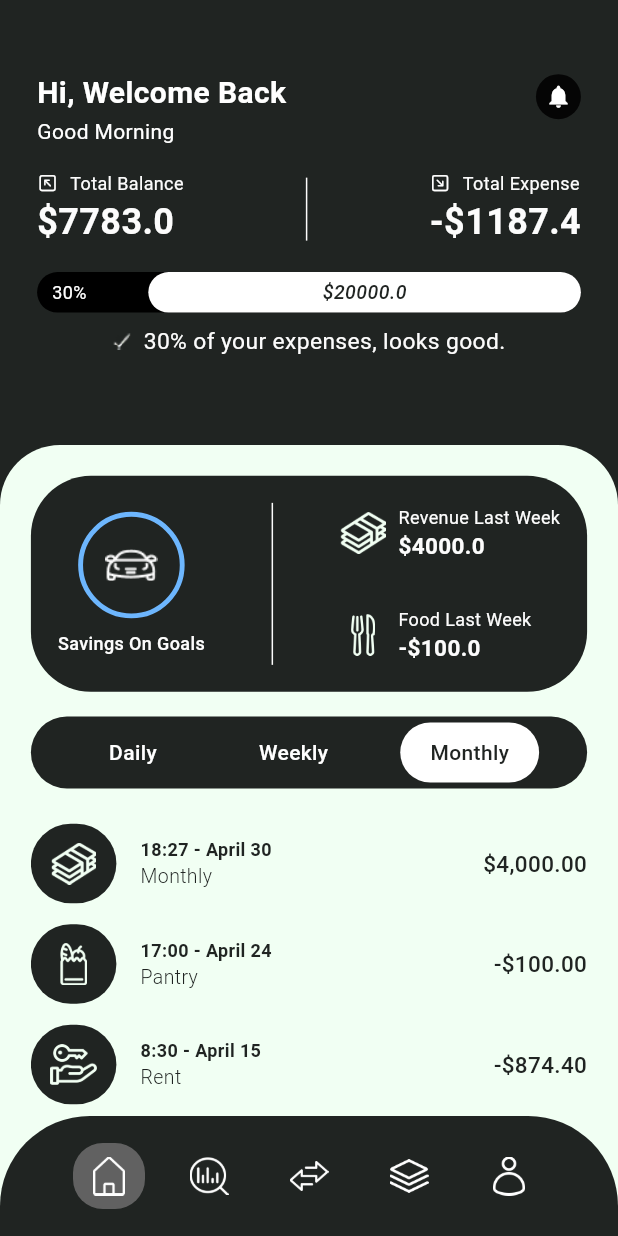
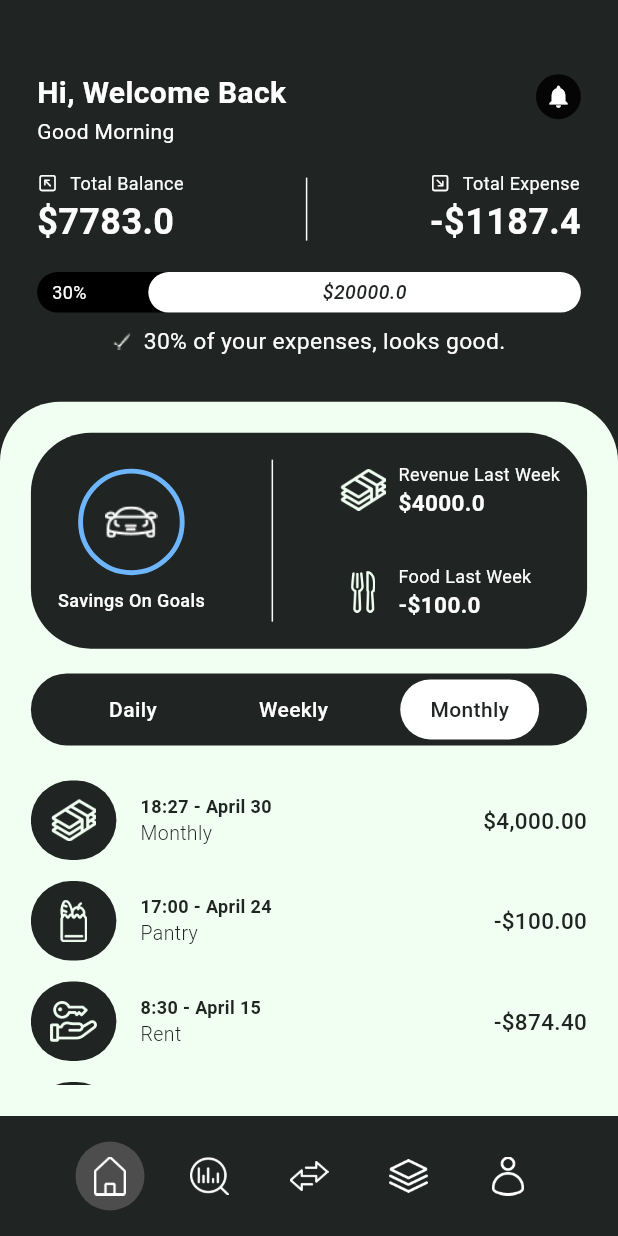
Before and after one commit to dyeafsnsein/SBMA, a Flutter app: the screen it shows after launch, on a phone screen of 412 x 824 dp. Run offline on Flutter 3.47's test engine with Material 3 defaults, Android fonts, the light colour scheme and no system bars; our stand-ins replace auto_route, fl_chart; Roboto replaces fonts that are missing (League Spartan, Poppins).

Commit message:
Add auto_route package and implement routing for login, signup, and main container screens

```diff
--- /dev/null
+++ b/lib/Route/app_router.dart
@@ -0,0 +1,38 @@
+import 'package:auto_route/auto_route.dart';
+import '../Screens/home/views/Home.dart';
+import '../Screens/analysis/views/Analysis.dart';
+import '../Screens/transactions/views/transaction.dart';
+import '../Screens/categories/views/categories.dart';
+import '../Screens/login/views/login.dart';
+import '../Screens/signup/views/signup.dart';
+import '../Screens/login/views/forgot_password.dart';
+import '../Screens/quick_analysis/views/QuickAnalysis.dart';
+import '../Screens/calendar/views/Calendar.dart';
+import '../Screens/notification/views/Notification.dart';
+import '../Screens/search/views/Search.dart';
+import '../shared_components/main_container.dart';
+
+part 'app_router.gr.dart';
+
+@AutoRouterConfig(replaceInRouteName: 'Page,Route')
+class AppRouter extends RootStackRouter {
+  AppRouter({super.navigatorKey});
+
+  @override
+  List<AutoRoute> get routes => [
+        AutoRoute(
+          path: '/',
+          page: MainContainerRoute.page,
+          initial: true,
+          children: [
+            AutoRoute(path: 'home', page: HomeRoute.page),
+            AutoRoute(path: 'analysis', page: AnalysisRoute.page),
+            AutoRoute(path: 'transactions', page: TransactionsRoute.page),
+          ],
+        ),
+        AutoRoute(path: '/login', page: LoginRoute.page),
+        AutoRoute(path: '/signup', page: SignupRoute.page),
+        AutoRoute(path: '/forgot-password', page: ForgotPasswordRoute.page),
+        AutoRoute(path: '/quick-analysis', page: QuickAnalysisRoute.page),
+      ];
+}
--- a/lib/Screens/calendar/views/Calendar.dart
+++ b/lib/Screens/calendar/views/Calendar.dart
@@ -1,9 +1,11 @@
 import 'package:flutter/material.dart';
 import 'package:flutter/services.dart';
+import 'package:auto_route/auto_route.dart';
 import '../../../shared_components/bottom_nav_bar.dart';
 import '../../../shared_components/transaction_list.dart';
-import '../../../shared_components/CalenderPieChart.dart'; // Import the CategoryPieChart
+import '../../../shared_components/CalenderPieChart.dart';
 
+@RoutePage()
 class CalendarPage extends StatefulWidget {
 const CalendarPage({Key? key}) : super(key: key);
 
@@ -27,9 +29,9 @@ class _CalendarPageState extends State<CalendarPage> {
 
 final List<String> _years = ['2023', '2024', '2025', '2026', '2027'];
 
-  String _selectedMonth = 'April';
-  String _selectedYear = '2023';
-  int _selectedDay = 24;
+String _selectedMonth = 'March';
+String _selectedYear = '2025';
+int _selectedDay = 11;
 bool _showSpends = true;
 
 // For TransactionList
@@ -37,14 +39,14 @@ class _CalendarPageState extends State<CalendarPage> {
 {
 'icon': 'lib/assets/Pantry.png',
 'title': 'Groceries',
-      'time': '17:00 - April 24',
+'time': '17:00 - March 11',
 'category': 'Pantry',
 'amount': '-\$100,00',
 },
 {
 'icon': 'lib/assets/Salary.png',
 'title': 'Others',
-      'time': '17:00 - April 24',
+'time': '17:00 - March 11',
 'category': 'Payments',
 'amount': '\$120,00',
 },
@@ -243,6 +245,9 @@ class _CalendarPageState extends State<CalendarPage> {
               child: BottomNavBar(
                 iconPaths: _iconPaths,
                 selectedIndex: 1,
+                onTap: (index) {
+                  // This will be handled by the AutoTabsRouter in MainContainer
+                },
               ),
             ),
           ],
@@ -306,7 +311,7 @@ class _CalendarPageState extends State<CalendarPage> {
             crossAxisCount: 7,
             childAspectRatio: 1.0,
           ),
-          itemCount: 31, // April has 30 days, but we'll show 31 for simplicity
+          itemCount: 31, // March has 31 days
           itemBuilder: (context, index) {
             final day = index + 1;
             final isSelected = day == _selectedDay;
@@ -341,4 +346,5 @@ class _CalendarPageState extends State<CalendarPage> {
       ],
     );
     }
+
 }
--- a/lib/Screens/home/views/Home.dart
+++ b/lib/Screens/home/views/Home.dart
@@ -1,32 +1,26 @@
 import 'package:flutter/material.dart';
 import 'package:flutter/services.dart';
+import 'package:auto_route/auto_route.dart';
 import 'components/header.dart';
 import '../../../shared_components/balance_overview.dart';
 import '../../../shared_components/progress_bar.dart';
 import 'components/goal_overview.dart';
 import 'components/period_selector.dart';
 import '../../../shared_components/transaction_list.dart';
-import '../../../shared_components/bottom_nav_bar.dart';
-import '../../notification/views/Notification.dart';
 import '../../quick_analysis/views/QuickAnalysis.dart';
 
-class Home extends StatefulWidget {
-  const Home({Key? key}) : super(key: key);
+@RoutePage()
+class HomePage extends StatefulWidget {
+const HomePage({Key? key}) : super(key: key);
 
 @override
-  State<Home> createState() => _HomeState();
+State<HomePage> createState() => _HomeState();
 }
 
-class _HomeState extends State<Home> {
+class _HomeState extends State<HomePage> {
 int _selectedPeriodIndex = 2;
 
-  final List<String> _iconPaths = [
-    'lib/assets/Home.png',
-    'lib/assets/Analysis.png',
-    'lib/assets/Transactions.png',
-    'lib/assets/Categories.png',
-    'lib/assets/Profile.png',
-  ];
+
 
 final List<String> _periods = ['Daily', 'Weekly', 'Monthly'];
 
@@ -83,7 +77,7 @@ class _HomeState extends State<Home> {
 
 @override
 Widget build(BuildContext context) {
-    final screenHeight = MediaQuery.of(context).size.height ;
+final screenHeight = MediaQuery.of(context).size.height;
 final screenWidth = MediaQuery.of(context).size.width;
 
     return AnnotatedRegion<SystemUiOverlayStyle>(
@@ -111,12 +105,8 @@ class _HomeState extends State<Home> {
                         children: [
                           Header(
                             onNotificationTap: () {
-                              Navigator.push(
-                                context,
-                                MaterialPageRoute(
-                                  builder: (context) => NotificationPage(),
-                                ),
-                              );
+
+
                             },
                           ),
                           SizedBox(height: screenHeight * 0.02),
@@ -174,7 +164,7 @@ class _HomeState extends State<Home> {
                               Navigator.push(
                                 context,
                                 MaterialPageRoute(
-                                  builder: (context) => QuickAnalysis(),
+                                  builder: (context) => QuickAnalysisPage(),
                                 ),
                               );
                             },
@@ -196,16 +186,11 @@ class _HomeState extends State<Home> {
                 ),
               ],
             ),
-            Align(
-              alignment: Alignment.bottomCenter,
-              child: BottomNavBar(
-                iconPaths: _iconPaths,
-                selectedIndex: 0, // Home page index
-              ),
-            ),
+
           ],
         ),
       ),
     );
     }
+
 }
--- a/lib/Screens/login/views/LoginPage.dart
+++ b/lib/Screens/login/views/LoginPage.dart
@@ -64,7 +64,7 @@ class _LaunchPageState extends State<LaunchPage> {
                   // Navigate to the LoginPage
                   Navigator.push(
                     context,
-                    MaterialPageRoute(builder: (context) =>  const Login()),
+                    MaterialPageRoute(builder: (context) =>  const LoginPage()),
                   );
                 },
                 onTapCancel: () {
@@ -104,7 +104,7 @@ class _LaunchPageState extends State<LaunchPage> {
                   });
                   Navigator.push(
                     context,
-                    MaterialPageRoute(builder: (context) =>  const Signup()),
+                    MaterialPageRoute(builder: (context) =>  const SignupPage()),
                   );
                   // Add your signup functionality here
                 },
--- a/lib/Screens/login/views/forgot_password.dart
+++ b/lib/Screens/login/views/forgot_password.dart
@@ -1,8 +1,10 @@
 import 'package:flutter/material.dart';
 import '../../security/views/SecurityPin.dart';
+import 'package:auto_route/auto_route.dart';
 
-class ForgotPassword extends StatelessWidget {
-  const ForgotPassword({Key? key}) : super(key: key);
+@RoutePage()
+class ForgotPasswordPage extends StatelessWidget {
+  const ForgotPasswordPage({Key? key}) : super(key: key);
 
   @override
   Widget build(BuildContext context) {
--- a/lib/Screens/notification/views/Notification.dart
+++ b/lib/Screens/notification/views/Notification.dart
@@ -1,6 +1,9 @@
 import 'package:flutter/material.dart';
 import 'package:flutter/services.dart';
 import '../../../shared_components/bottom_nav_bar.dart';
+import 'package:auto_route/auto_route.dart';
+
+@RoutePage()
 
 class NotificationPage extends StatefulWidget {
   const NotificationPage({Key? key}) : super(key: key);
@@ -178,6 +181,9 @@ class _NotificationPageState extends State<NotificationPage> {
               child: BottomNavBar(
                 iconPaths: _iconPaths,
                 selectedIndex: -1, // Set to -1 to show no selection
+                onTap: (index) {
+                  // Handle tap event
+                },
               ),
             ),
           ],
--- a/lib/Screens/password/views/NewPassword.dart
+++ b/lib/Screens/password/views/NewPassword.dart
@@ -1,14 +1,14 @@
 import 'package:flutter/material.dart';
 import '../../login/views/PasswordChanged.dart';
 
-class NewPasswordWidget extends StatefulWidget {
-  const NewPasswordWidget({Key? key}) : super(key: key);
+class ForgotPasswordPage extends StatefulWidget {
+  const ForgotPasswordPage({Key? key}) : super(key: key);
 
   @override
   _NewPasswordWidgetState createState() => _NewPasswordWidgetState();
 }
 
-class _NewPasswordWidgetState extends State<NewPasswordWidget> {
+class _NewPasswordWidgetState extends State<ForgotPasswordPage> {
   bool _isPasswordVisible = false;
   bool _isConfirmPasswordVisible = false;
 
--- a/lib/Screens/search/views/Search.dart
+++ b/lib/Screens/search/views/Search.dart
@@ -1,5 +1,8 @@
 import 'package:flutter/material.dart';
 import '../../../shared_components/bottom_nav_bar.dart';
+import 'package:auto_route/auto_route.dart';
+
+@RoutePage()
 
 class SearchPage extends StatefulWidget {
   const SearchPage({Key? key}) : super(key: key);
@@ -323,6 +326,9 @@ class _SearchPageState extends State<SearchPage> {
             child: BottomNavBar(
               iconPaths: _iconPaths,
               selectedIndex: 1,
+              onTap: (index) {
+                // Handle navigation tap
+              },
             ),
           ),
         ],
--- a/lib/Screens/security/views/SecurityFingerprint.dart
+++ b/lib/Screens/security/views/SecurityFingerprint.dart
@@ -94,7 +94,7 @@ class SecurityFingerprintWidget extends StatelessWidget {
                           onPressed: () {
                              Navigator.push(
                                         context,
-                                        MaterialPageRoute(builder: (context) =>  Home()),
+                                        MaterialPageRoute(builder: (context) =>  HomePage()),
                                       );
                           },
                           style: ElevatedButton.styleFrom(
--- a/lib/Screens/security/views/SecurityPin.dart
+++ b/lib/Screens/security/views/SecurityPin.dart
@@ -84,7 +84,7 @@ class _SecurityPinWidgetState extends State<SecurityPinWidget> {
                               onPressed: () {
                                       Navigator.push(
                                         context,
-                                        MaterialPageRoute(builder: (context) => const NewPasswordWidget()),
+                                        MaterialPageRoute(builder: (context) => const ForgotPasswordPage()),
                                       );
                                     },
                             style: ElevatedButton.styleFrom(
--- a/lib/main.dart
+++ b/lib/main.dart
@@ -1,23 +1,24 @@
 import 'package:flutter/material.dart';
-import 'Screens/home/views/Home.dart';
+import 'Route/app_router.dart';
+
 void main() {
-  runApp(const MyApp());
+  runApp(MyApp());
 }
 
 class MyApp extends StatelessWidget {
-  const MyApp({Key? key}) : super(key: key);
+  MyApp({Key? key}) : super(key: key);
+
+  final _appRouter = AppRouter();
 
   @override
   Widget build(BuildContext context) {
-    return MaterialApp(
+    return MaterialApp.router(
       debugShowCheckedModeBanner: false,
       theme: ThemeData(
-        // Set Poppins as the default font (ensure you’ve added it in pubspec.yaml)
         fontFamily: 'Poppins',
-        // Global dark grey background color
         scaffoldBackgroundColor: const Color(0xFF202422),
       ),
-      home: const Home(),
+      routerConfig: _appRouter.config(),
     );
   }
 }
--- a/lib/shared_components/bottom_nav_bar.dart
+++ b/lib/shared_components/bottom_nav_bar.dart
@@ -1,96 +1,45 @@
 import 'package:flutter/material.dart';
-import '../Screens/home/views/Home.dart';  // Update with your app name
-import '../Screens/quick_analysis/views/QuickAnalysis.dart';
-import '../Screens/transactions/views/transaction.dart';
-import '../Screens/analysis/views/Analysis.dart';
-import '../Screens/categories/views/categories.dart'; // Import the Categories page
 
 class BottomNavBar extends StatelessWidget {
   final List<String> iconPaths;
   final int selectedIndex;
+  final Function(int) onTap;
 
   const BottomNavBar({
     Key? key,
     required this.iconPaths,
     required this.selectedIndex,
+    required this.onTap,
   }) : super(key: key);
-
-  void _handleNavigation(BuildContext context, int index) {
-    if (index == selectedIndex)
-      return; // Prevent navigation if already on the selected page
-
-    // Remove the current page from the stack and push the new one
-    switch (index) {
-      case 0: // Home
-        Navigator.pushReplacement(
-          context,
-          MaterialPageRoute(builder: (context) => const Home()),
-        );
-        break;
-      case 1: // Analysis
-        Navigator.pushReplacement(
-          context,
-          MaterialPageRoute(builder: (context) => const Analysis()),
-        );
-        break;
-      case 2: // Transactions
-        Navigator.pushReplacement(
-          context,
-          MaterialPageRoute(builder: (context) => const Transactions()),
-        );
-        break;
-      case 3: // Categories
-        Navigator.pushReplacement(
-          context,
-          MaterialPageRoute(builder: (context) => const Category()),
-        );
-        break;
-      case 4: // Profile
-        // Navigator.pushReplacement(
-        //   context,
-        //   MaterialPageRoute(builder: (context) => const ProfilePage()),
-        // );
-        break;
-    }
-  }
 
   @override
   Widget build(BuildContext context) {
     return ClipRRect(
       borderRadius: const BorderRadius.only(
-        topLeft: Radius.circular(60),
-        topRight: Radius.circular(60),
+        topLeft: Radius.circular(40), // Adjust corner radius
+        topRight: Radius.circular(40),
       ),
       child: Container(
         height: 80,
-        color: const Color(0xFF202422),
-        padding: const EdgeInsets.symmetric(horizontal: 30, vertical: 2),
+        color: const Color(0xFF202422), // Ensure dark background matches the app theme
+        padding: const EdgeInsets.symmetric(horizontal: 30, vertical: 10),
         child: Row(
           mainAxisAlignment: MainAxisAlignment.spaceEvenly,
           children: List.generate(iconPaths.length, (index) {
             final isSelected = selectedIndex == index;
             return GestureDetector(
-              onTap: () => _handleNavigation(context, index),
+              onTap: () => onTap(index),
               child: Container(
-                decoration:
-                    isSelected
-                        ? BoxDecoration(
-                          color: Colors.grey[700],
-                          borderRadius: BorderRadius.circular(20),
-                        )
-                        : null,
-                padding: const EdgeInsets.symmetric(
-                  horizontal: 11,
-                  vertical: 9,
+                padding: const EdgeInsets.all(10),
+                decoration: BoxDecoration(
+                  color: isSelected ? const Color(0xFF4D4D4D) : Colors.transparent,
+                  shape: BoxShape.circle,
                 ),
                 child: Image.asset(
                   iconPaths[index],
                   width: 26,
                   height: 26,
-                  color:
-                      isSelected
-                          ? Colors.white
-                          : const Color.fromARGB(255, 255, 255, 255),
+                  color: Colors.white, // Ensure icons are white for visibility
                 ),
               ),
             );
--- /dev/null
+++ b/lib/shared_components/main_container.dart
@@ -0,0 +1,41 @@
+import 'package:auto_route/auto_route.dart';
+import 'package:flutter/material.dart';
+import '../Route/app_router.dart';
+import 'bottom_nav_bar.dart';
+
+@RoutePage()
+class MainContainerPage extends StatelessWidget {
+  const MainContainerPage({super.key});
+
+  @override
+  Widget build(BuildContext context) {
+    return AutoTabsRouter(
+      routes: const [
+        HomeRoute(), // Use the correct route class
+        AnalysisRoute(),
+        TransactionsRoute(),
+      ],
+      transitionBuilder: (context, child, animation) => FadeTransition(
+        opacity: animation,
+        child: child,
+      ),
+      builder: (context, child) {
+        final tabsRouter = AutoTabsRouter.of(context);
+        return Scaffold(
+          body: child,
+          bottomNavigationBar: BottomNavBar(
+            iconPaths: [
+              'lib/assets/Home.png',
+              'lib/assets/Analysis.png',
+              'lib/assets/Transactions.png',
+              'lib/assets/Categories.png',
+              'lib/assets/Profile.png',
+            ],
+            selectedIndex: tabsRouter.activeIndex,
+            onTap: tabsRouter.setActiveIndex,
+          ),
+        );
+      },
+    );
+  }
+}
--- a/pubspec.yaml
+++ b/pubspec.yaml
@@ -33,7 +33,7 @@ dependencies:
     sdk: flutter
   fl_chart: ^0.70.2
   google_fonts: ^6.1.0
-
+  auto_route: ^10.0.1
   # The following adds the Cupertino Icons font to your application.
   # Use with the CupertinoIcons class for iOS style icons.
   cupertino_icons: ^1.0.8
@@ -43,6 +43,8 @@ dependencies:
 dev_dependencies:
   flutter_test:
     sdk: flutter
+  auto_route_generator: ^10.0.1
+  build_runner: ^2.3.3
 
 
   # The "flutter_lints" package below contains a set of recommended lints to
```
Also changed, not shown: lib/Screens/analysis/views/Analysis.dart (+9 -6 lines), lib/Screens/categories/views/categories.dart (+14 -14 lines), lib/Screens/login/views/Login.dart (+9 -6 lines), lib/Screens/quick_analysis/views/QuickAnalysis.dart (+11 -5 lines), lib/Screens/signup/views/Signup.dart (+6 -3 lines), lib/Screens/transactions/views/transaction.dart (+15 -13 lines), lib/Route/app_router.gr.dart (added), pubspec.lock. Lines whose indentation alone changed are shown as unchanged.
